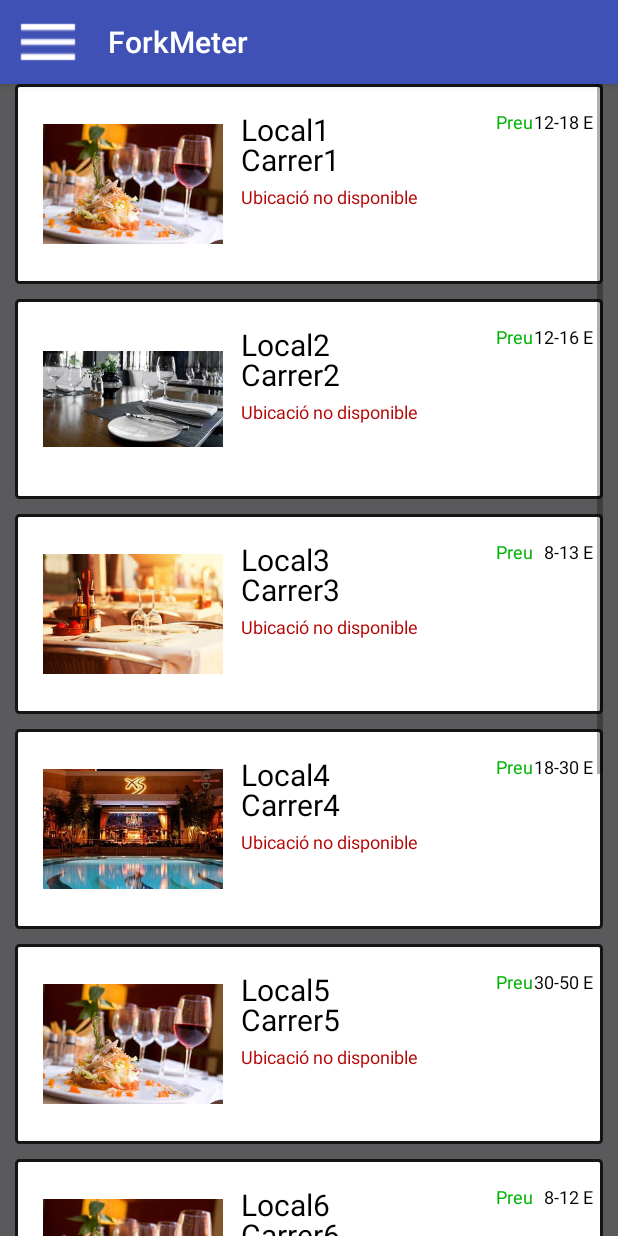
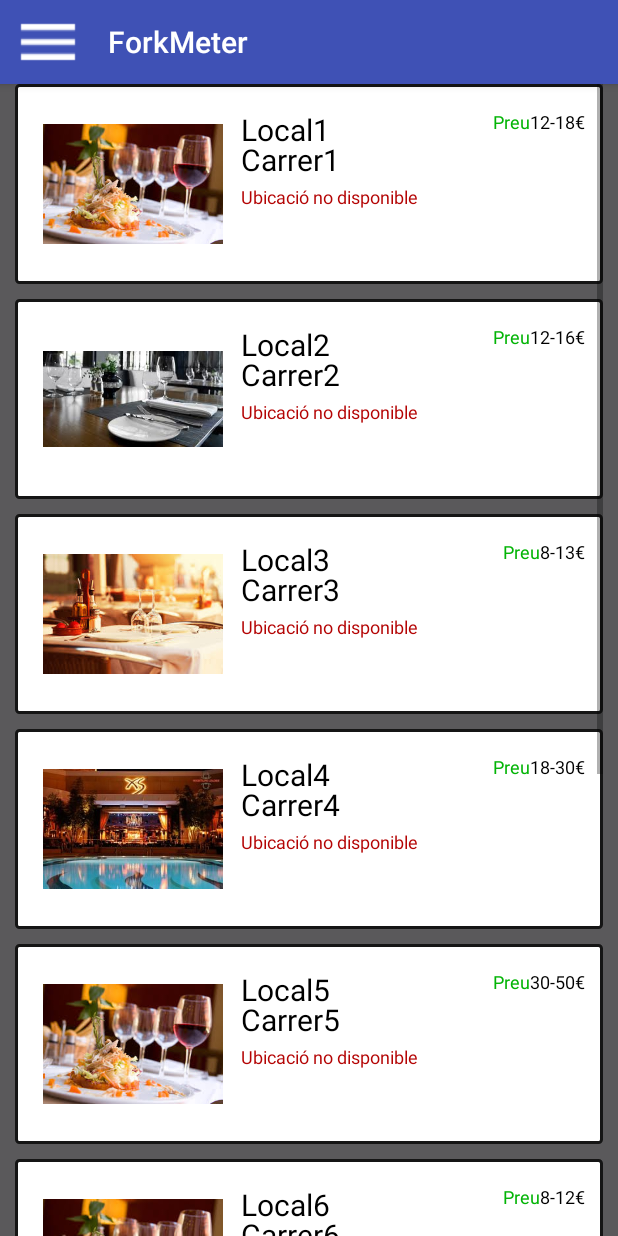
Before and after one commit to dcasajus/ForkPoint, an Android app: the fragment FavoritosFragment placed in its activity, in the side drawer, after a tap on "ForkMeter", on a phone screen of 412 x 824 dp. Run offline under Robolectric (Android 15) with nearby library versions, the phone set to English and light mode, and no system bars; 3 statements that could not run were skipped.

Commit message:
fix some problems

```diff
--- a/app/src/main/java/com/pp/dcasajus/forkpoint/Favortios/CustomAdapterFavoritos.java
+++ b/app/src/main/java/com/pp/dcasajus/forkpoint/Favortios/CustomAdapterFavoritos.java
@@ -62,7 +62,8 @@ public class CustomAdapterFavoritos  extends BaseAdapter {
         imgIcon.setImageResource(row_pos.getIcon());
         txtTitle.setText(row_pos.getTitle());
         txtCarrer.setText(row_pos.getCarrer());
-        txtPreu.setText(row_pos.getPreu());
+        String euro = "\u20ac";
+        txtPreu.setText(row_pos.getPreu()+euro);
 
         return convertView;
 
--- a/app/src/main/java/com/pp/dcasajus/forkpoint/ForkMeter/CustomAdapter.java
+++ b/app/src/main/java/com/pp/dcasajus/forkpoint/ForkMeter/CustomAdapter.java
@@ -18,7 +18,6 @@ import android.widget.ImageView;
 import android.widget.TextView;
 
 import com.pp.dcasajus.forkpoint.R;
-import com.pp.dcasajus.forkpoint.Serveis.LocationSave;
 
 public class CustomAdapter extends BaseAdapter {
 
@@ -72,7 +71,8 @@ public class CustomAdapter extends BaseAdapter {
         imgIcon.setImageResource(row_pos.getIcon());
         txtTitle.setText(row_pos.getTitle());
         txtCarrer.setText(row_pos.getCarrer());
-        txtPreu.setText(row_pos.getEdatmin());
+        String euro = "\u20ac";
+        txtPreu.setText(row_pos.getPreu()+euro);
 
         double latitude= 41.6175899;
         double longitude= 0.6200145999999904;
--- a/app/src/main/java/com/pp/dcasajus/forkpoint/ForkMeter/ForkMeterFragment.java
+++ b/app/src/main/java/com/pp/dcasajus/forkpoint/ForkMeter/ForkMeterFragment.java
@@ -28,7 +28,7 @@ public class ForkMeterFragment extends ListFragment implements AdapterView.OnIte
     String[] titles;
     TypedArray Icons;
     String[] carrers;
-    String[] edatmin;
+    String[] preu;
     String[] horari;
     String descripcio;
     double lat;
@@ -61,7 +61,7 @@ public class ForkMeterFragment extends ListFragment implements AdapterView.OnIte
         titles = getResources().getStringArray(R.array.Locales);
         Icons = getResources().obtainTypedArray(R.array.icons);
         carrers = getResources().getStringArray(R.array.carrers);
-        edatmin = getResources().getStringArray(R.array.preulocal);
+        preu = getResources().getStringArray(R.array.preulocal);
         horari = getResources().getStringArray(R.array.horari);
         descripcio = getResources().getString(R.string.descripcio);
 
@@ -69,7 +69,7 @@ public class ForkMeterFragment extends ListFragment implements AdapterView.OnIte
 
         for (int i = 0; i < titles.length; i++) {
             RowItem items = new RowItem(titles[i], Icons.getResourceId(
-                    i, -1), carrers[i],edatmin[i],lat,lon);
+                    i, -1), carrers[i],preu[i],lat,lon);
 
             rowItems.add(items);
         }
@@ -87,7 +87,7 @@ public class ForkMeterFragment extends ListFragment implements AdapterView.OnIte
         Toast.makeText(getActivity(), titles[position], Toast.LENGTH_SHORT)
                 .show();
 
-        Local local = new Local(titles[position],carrers[position],edatmin[position],Icons.getResourceId(position, -1),0,horari[position],0,0,descripcio);
+        Local local = new Local(titles[position],carrers[position],preu[position],Icons.getResourceId(position, -1),0,horari[position],0,0,descripcio);
         Intent intent = new Intent(getActivity().getApplicationContext(), LocalDetall.class);
         intent.putExtra("localSelected", local);
         startActivity(intent);
--- a/app/src/main/java/com/pp/dcasajus/forkpoint/ForkMeter/RowItem.java
+++ b/app/src/main/java/com/pp/dcasajus/forkpoint/ForkMeter/RowItem.java
@@ -8,15 +8,15 @@ public class RowItem {
     private String title;
     private int icon;
     private String carrer;
-    private String edatmin;
+    private String preu;
     private Double lat;
     private Double lon;
 
-    public RowItem(String title, int icon, String carrer, String edatmin, Double lat,Double lon) {
+    public RowItem(String title, int icon, String carrer, String preu, Double lat,Double lon) {
         this.lat = lat;
         this.icon = icon;
         this.carrer = carrer;
-        this.edatmin = edatmin;
+        this.preu = preu;
         this.title = title;
         this.lon = lon;
     }
@@ -41,9 +41,9 @@ public class RowItem {
 
     public void setCarrer(String carrer) { this.carrer = carrer;  }
 
-    public String getEdatmin() { return edatmin; }
+    public String getPreu() { return preu; }
 
-    public void setEdatmin(String edatmin) {  this.edatmin = edatmin;  }
+    public void setPreu(String preu) {  this.preu = preu;  }
 
     public Double getLat() { return lat;  }
 
--- a/app/src/main/res/layout/favorite_list_item.xml
+++ b/app/src/main/res/layout/favorite_list_item.xml
@@ -40,7 +40,8 @@
         android:layout_marginTop="10dp"
         android:layout_alignParentRight="true"
         android:textColor="#000"
-        android:textSize="20sp" />
+        android:textSize="12dp"
+        android:layout_marginRight="5dp" />
 
     <TextView
         android:textAppearance="?android:attr/textAppearanceSmall"
@@ -49,9 +50,8 @@
         android:layout_width="wrap_content"
         android:layout_height="wrap_content"
         android:layout_marginTop="10dp"
-        android:layout_alignParentRight="true"
         android:textColor="#03b406"
-        android:textSize="20sp"
-        android:layout_marginRight="70dp" />
+        android:textSize="12dp"
+        android:layout_toLeftOf="@id/preulocal" />
 
 </RelativeLayout>
--- a/app/src/main/res/layout/forkmeter_list_item.xml
+++ b/app/src/main/res/layout/forkmeter_list_item.xml
@@ -39,7 +39,7 @@
         android:layout_marginTop="60dp"
         android:layout_toRightOf="@id/icon"
         android:gravity="center_vertical"
-        android:text="Distancia: "
+        android:text="Distància: "
         android:textColor="#03b406"
         android:textSize="12dp" />
     <TextView
@@ -58,7 +58,8 @@
         android:layout_marginTop="10dp"
         android:layout_alignParentRight="true"
         android:textColor="#000"
-        android:textSize="12dp" />
+        android:textSize="12dp"
+        android:layout_marginRight="5dp"/>
 
     <TextView
         android:textAppearance="?android:attr/textAppearanceSmall"
@@ -67,9 +68,8 @@
         android:layout_width="wrap_content"
         android:layout_height="wrap_content"
         android:layout_marginTop="10dp"
-        android:layout_alignParentRight="true"
         android:textColor="#03b406"
         android:textSize="12dp"
-        android:layout_marginRight="40dp" />
+        android:layout_toLeftOf="@id/preulocal" />
 
 </RelativeLayout>
--- a/app/src/main/res/values/strings.xml
+++ b/app/src/main/res/values/strings.xml
@@ -31,15 +31,15 @@
         <item>Carrer9</item>
     </string-array>
     <string-array name="preulocal">
-        <item>12-18 E</item>
-        <item>12-16 E</item>
-        <item>8-13 E</item>
-        <item>18-30 E</item>
-        <item>30-50 E</item>
-        <item>8-12 E</item>
-        <item>16 E</item>
-        <item>16-19 E</item>
-        <item>18-20 E</item>
+        <item>12-18 </item>
+        <item>12-16 </item>
+        <item>8-13 </item>
+        <item>18-30 </item>
+        <item>30-50 </item>
+        <item>8-12 </item>
+        <item>16 </item>
+        <item>16-19 </item>
+        <item>18-20 </item>
     </string-array>
     <string-array name="horari">
         <item>8:00-23:00h</item>
```
